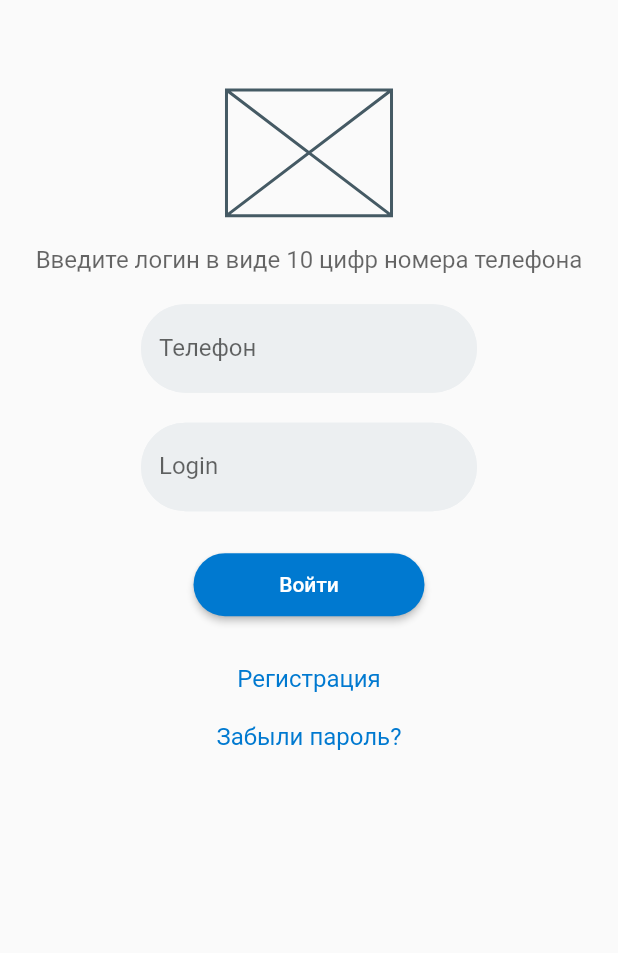
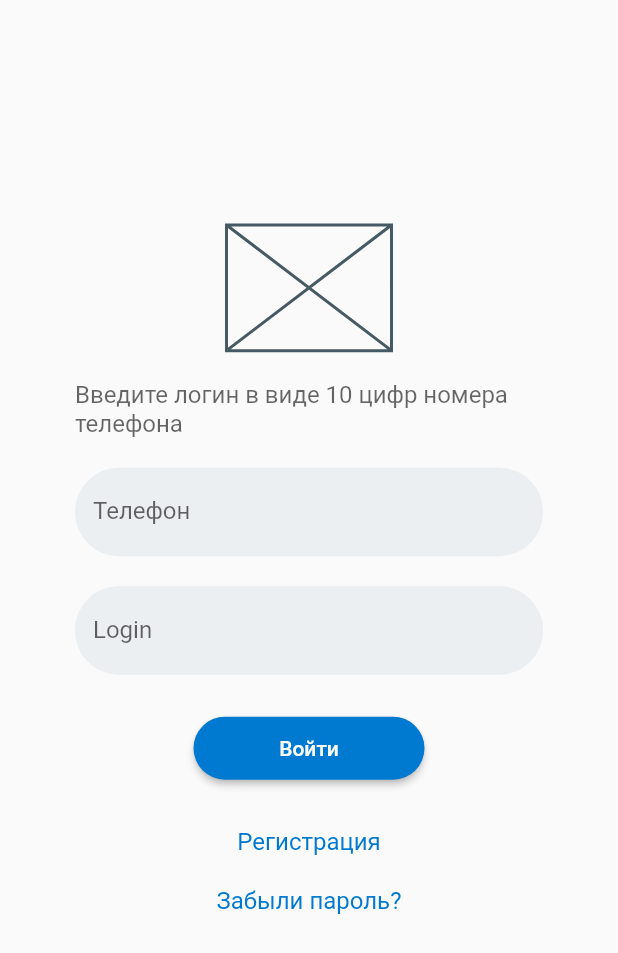
Before and after one commit to V0inoff1/Dart_piza_app, a Flutter app: the screen it shows after launch, on a phone screen of 412 x 824 dp. Shown: the top 953 px of the screen. Run offline on Flutter 3.47's test engine with Material 2 defaults, Android fonts, the phone set to English and light mode, and no system bars.

Commit message:
Добавлена возможность работы с несколькими страницами приложений. Основной код переневсен в auth_screen.dart Файл main.dart используется для работы со страницами. Добавлен файл expanted_demo_screen.dart

```diff
--- /dev/null
+++ b/lib/auth_screen.dart
@@ -0,0 +1,82 @@
+import 'package:flutter/material.dart';
+
+void main() {
+  runApp(const AuthScreen());
+}
+
+class AuthScreen extends StatelessWidget {
+  const AuthScreen ({Key? key}) : super(key: key);
+
+  // This widget is the root of your application.
+  @override
+  Widget build(BuildContext context) {
+    const borderStyle = OutlineInputBorder(
+      borderRadius: BorderRadius.all(Radius.circular(36)),
+      borderSide: BorderSide(
+        color: const Color(0xFFeceff1), width: 2));
+    const linkTextStyle = TextStyle(
+        fontSize:16,
+        //fontWeight: FontWeight.bold,
+        color: Color(0xFF0079D0)
+    );
+
+    return MaterialApp(
+      home: Scaffold(
+          body: Container(
+            width: double.infinity,
+            height: double.infinity,
+            padding: EdgeInsets.symmetric(horizontal: 50),// симетричное расположение колонки при любой ореентации экрана
+            child: SingleChildScrollView(
+              child: Column(children:  [
+                SizedBox(height: 150,),
+                SizedBox(width: 110.02,height: 83.78,child: Placeholder (),),
+                SizedBox(height: 20,),
+                Text('Введите логин в виде 10 цифр номера телефона',
+                  style: TextStyle(fontSize:16,color: Color.fromRGBO(0, 0, 0, 0.6)),),
+                SizedBox(height: 20,),
+                TextField(
+                  keyboardType: TextInputType.phone,
+                  decoration: InputDecoration(
+                    filled: true,
+                    fillColor: Color(0xFFeceff1),
+                    enabledBorder: borderStyle,
+                    focusedBorder: borderStyle,
+                    labelText: 'Телефон',
+                  ),
+                  ),
+                SizedBox(height: 20,),
+                TextField(
+                  obscureText: true,
+                  decoration: InputDecoration(
+                    filled: true,
+                    fillColor: Color(0xFFeceff1),
+                    enabledBorder: borderStyle,
+                    focusedBorder: borderStyle,
+                    labelText: 'Login',
+                  ),
+                ),
+                SizedBox(height: 28,),
+                SizedBox(width: 154, height: 42,child:
+                 ElevatedButton(onPressed: () {},
+                     child: Text('Войти'),
+                     style: ElevatedButton.styleFrom(
+                       primary: Color(0xFF0079D0),
+                       shape: RoundedRectangleBorder(   //тип кнопки - скругленный прямоугольник
+                         borderRadius: BorderRadius.circular(36.0), // радиус скругления
+                       ),
+                     ),
+                ),
+                ),
+                SizedBox(height: 32,),
+                InkWell(child: Text('Регистрация',
+                  style: linkTextStyle),onTap: () {} ),
+                SizedBox(height: 20,),
+                InkWell(child: Text('Забыли пароль?',style: linkTextStyle),onTap: () {}),
+
+              ],),
+            ),
+          )
+      ),
+    );
+  }
+}
--- a/lib/main.dart
+++ b/lib/main.dart
@@ -1,81 +1,9 @@
+import 'package:auth_page/auth_screen.dart';
 import 'package:flutter/material.dart';
 
+import 'expanted_demo_screen.dart';
+
+
 void main() {
-  runApp(const MyApp());
+  runApp(const AuthScreen());
 }
-
-class MyApp extends StatelessWidget {
-  const MyApp({Key? key}) : super(key: key);
-
-  // This widget is the root of your application.
-  @override
-  Widget build(BuildContext context) {
-    const borderStyle = OutlineInputBorder(
-      borderRadius: BorderRadius.all(Radius.circular(36)),
-      borderSide: BorderSide(
-        color: const Color(0xFFeceff1), width: 2));
-    const linkTextStyle = TextStyle(
-        fontSize:16,
-        //fontWeight: FontWeight.bold,
-        color: Color(0xFF0079D0)
-    );
-
-    return MaterialApp(
-      home: Scaffold(
-          body: Container(
-            width: double.infinity,
-            child: Column(children:  [
-              SizedBox(height: 60,),
-              SizedBox(width: 110.02,height: 83.78,child: Placeholder (),),
-              SizedBox(height: 20,),
-              Text('Введите логин в виде 10 цифр номера телефона',
-                style: TextStyle(fontSize:16,color: Color.fromRGBO(0, 0, 0, 0.6)),),
-              SizedBox(height: 20,),
-              const SizedBox(width: 224,
-                child: TextField(
-                  decoration: InputDecoration(
-                    filled: true,
-                    fillColor: Color(0xFFeceff1),
-                    enabledBorder: borderStyle,
-                    focusedBorder: borderStyle,
-                    labelText: 'Телефон',
-                  ),
-                  ),
-              ),
-              SizedBox(height: 20,),
-              const SizedBox(width: 224,
-                child: TextField(
-                  obscureText: true,
-                  decoration: InputDecoration(
-                    filled: true,
-                    fillColor: Color(0xFFeceff1),
-                    enabledBorder: borderStyle,
-                    focusedBorder: borderStyle,
-                    labelText: 'Login',
-                  ),
-                ),
-              ),
-              SizedBox(height: 28,),
-              SizedBox(width: 154, height: 42,child:
-               ElevatedButton(onPressed: () {},
-                   child: Text('Войти'),
-                   style: ElevatedButton.styleFrom(
-                     primary: Color(0xFF0079D0),
-                     shape: RoundedRectangleBorder(   //тип кнопки - скругленный прямоугольник
-                       borderRadius: BorderRadius.circular(36.0), // радиус скругления
-                     ),
-                   ),
-              ),
-              ),
-              SizedBox(height: 32,),
-              InkWell(child: Text('Регистрация',
-                style: linkTextStyle),onTap: () {} ),
-              SizedBox(height: 20,),
-              InkWell(child: Text('Забыли пароль?',style: linkTextStyle),onTap: () {}),
-
-            ],),
-          )
-      ),
-    );
-  }
-}
```
Also changed, not shown: lib/expanted_demo_screen.dart (added, +62 -0 lines).
